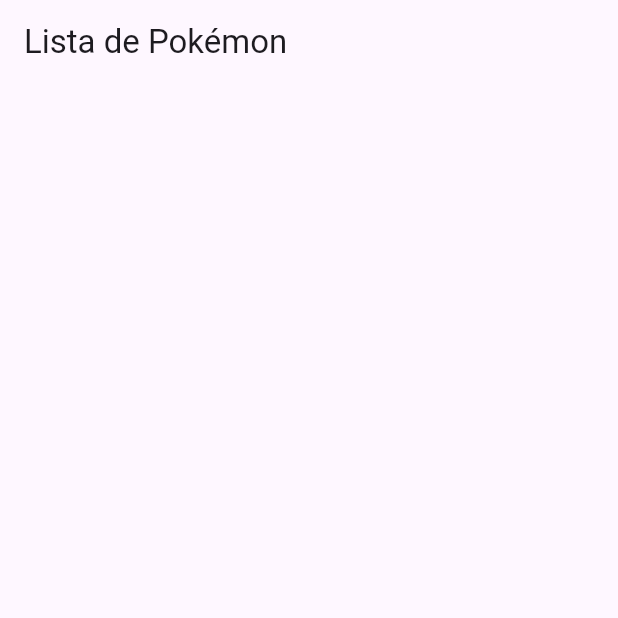
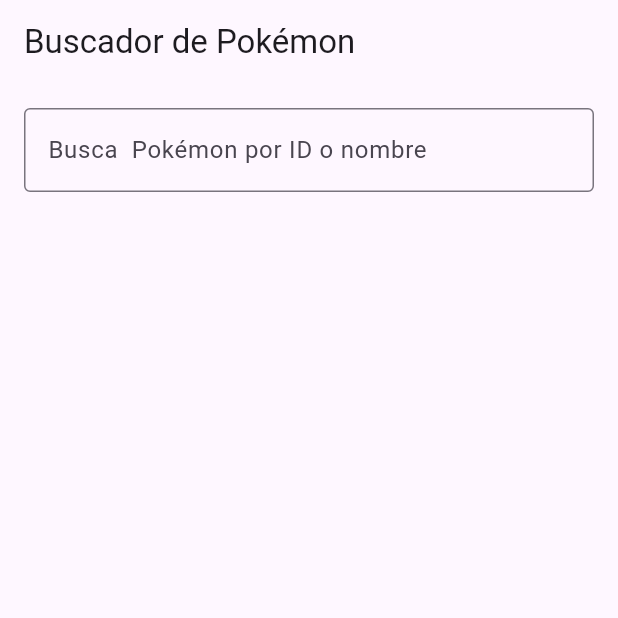
Before and after one commit to franciscocaero/API-Flutter-Taller, a Flutter app: the screen it shows after launch, on a phone screen of 412 x 824 dp, the top half of it. Run offline on Flutter 3.47's test engine with Material 3 defaults, Android fonts, the phone set to English and light mode, and no system bars.

Commit message:
Flutter APi Pokemon

```diff
--- a/lib/main.dart
+++ b/lib/main.dart
@@ -12,63 +12,73 @@
     return MaterialApp(
       title: 'Pokémon API',
       theme: ThemeData(primarySwatch: Colors.blue),
-      home: PokemonList(),
+      home: PokemonSearch(),
     );
   }
 }
 
-class PokemonList extends StatefulWidget {
+class PokemonSearch extends StatefulWidget {
   @override
-  _PokemonListState createState() => _PokemonListState();
+  _PokemonSearchState createState() => _PokemonSearchState();
 }
 
-class _PokemonListState extends State<PokemonList> {
-  List<Map<String, dynamic>> _pokemonList = [];
+class _PokemonSearchState extends State<PokemonSearch> {
+  TextEditingController _controller = TextEditingController();
+  Map<String, dynamic> _pokemonDetails = {};
   bool _isLoading = false;
+  String _errorMessage = '';
 
   @override
   void initState() {
     super.initState();
-    fetchPokemon();
   }
 
-  Future<void> fetchPokemon() async {
+  Future<void> fetchPokemon(String query) async {
     setState(() {
       _isLoading = true;
+      _errorMessage = '';
     });
 
-    final url = Uri.parse('https://pokeapi.co/api/v2/pokemon?limit=50');
+    final url = Uri.parse('https://pokeapi.co/api/v2/pokemon/$query');
     try {
       final response = await http.get(url);
+
       if (response.statusCode == 200) {
         final data = json.decode(response.body);
-        final List results = data['results'];
+        setState(() {
+          _pokemonDetails = {
+            'name': data['name'],
+            'image': data['sprites']['front_default'],
+            'types': data['types'].map((type) => type['type']['name']).toList(),
+            'height': data['height'],
+            'weight': data['weight'],
+            'abilities': data['abilities']
+                .map((ability) => ability['ability']['name'])
+                .toList(),
+            'stats': data['stats']
+                .map((stat) =>
+                    '${stat['stat']['name']}: ${stat['base_stat']}')
+                .toList(),
+            'moves': data['moves']
 
-        List<Map<String, dynamic>> pokemonWithImages = [];
-
-        for (var pokemon in results) {
-          final detailsResponse = await http.get(Uri.parse(pokemon['url']));
-          if (detailsResponse.statusCode == 200) {
-            final detailsData = json.decode(detailsResponse.body);
-            pokemonWithImages.add({
-              'name': pokemon['name'],
-              'image': detailsData['sprites']['front_default'],
-            });
-          }
-        }
-
-        setState(() {
-          _pokemonList = pokemonWithImages;
-          _isLoading = false;
+                .map((move) => move['move']['name'])
+                .toList(),
+          };
         });
       } else {
-        throw Exception('Error al cargar los Pokémon.');
+        setState(() {
+          _errorMessage = 'No se encontró el Pokémon ingresado.';
+        });
       }
     } catch (e) {
       setState(() {
+        _errorMessage = 'Error cargando la información del Pokémon.';
+      });
+      print('Error: $e');
+    } finally {
+      setState(() {
         _isLoading = false;
       });
-      print('Error: $e');
     }
   }
 
@@ -76,22 +86,91 @@
   Widget build(BuildContext context) {
     return Scaffold(
       appBar: AppBar(
-        title: Text('Lista de Pokémon'),
+        title: Text('Buscador de Pokémon'),
       ),
-      body: _isLoading
-          ? Center(child: CircularProgressIndicator())
-          : ListView.builder(
-              itemCount: _pokemonList.length,
-              itemBuilder: (context, index) {
-                final pokemon = _pokemonList[index];
-                return ListTile(
-                  leading: pokemon['image'] != null
-                      ? Image.network(pokemon['image'])
-                      : Icon(Icons.image_not_supported),
-                  title: Text(pokemon['name']),
-                );
+      body: Padding(
+        padding: const EdgeInsets.all(16.0),
+        child: Column(
+          children: [
+
+            TextField(
+              controller: _controller,
+              decoration: InputDecoration(
+                labelText: 'Busca  Pokémon por ID o nombre',
+                border: OutlineInputBorder(),
+              ),
+              onSubmitted: (value) {
+                fetchPokemon(value.toLowerCase());
               },
             ),
+            SizedBox(height: 20),
+
+
+            _isLoading
+                ? CircularProgressIndicator()
+                : _errorMessage.isNotEmpty
+                    ? Text(_errorMessage, style: TextStyle(color: Colors.red))
+                    : Expanded(
+                        child: SingleChildScrollView(
+                          child: Column(
+                            children: [
+
+                              _pokemonDetails.isNotEmpty
+                                  ? Image.network(_pokemonDetails['image'] ?? '')
+                                  : Container(),
+
+                              _pokemonDetails.isNotEmpty
+                                  ? Text(
+                                      _pokemonDetails['name'] ?? '',
+                                      style: TextStyle(fontSize: 48, fontWeight: FontWeight.bold),
+                                    )
+                                  : Container(),
+
+
+                              _pokemonDetails.isNotEmpty
+                                  ? Text('Types : ${_pokemonDetails['types'].join(', ')}')
+                                  : Container(),
+
+
+                              _pokemonDetails.isNotEmpty
+                                  ? Text('Height: ${_pokemonDetails['height']} ')
+                                  : Container(),
+                              _pokemonDetails.isNotEmpty
+                                  ? Text('Weight: ${_pokemonDetails['weight']} ')
+                                  : Container(),
+
+                              _pokemonDetails.isNotEmpty
+                                  ? Text('Abilities: ${_pokemonDetails['abilities'].join(', ')}')
+                                  : Container(),
+
+                              _pokemonDetails.isNotEmpty
+                                  ? Column(
+                                      crossAxisAlignment: CrossAxisAlignment.start,
+                                      children:
+                                      _pokemonDetails['stats']
+                                          .map<Widget>((stat) => Text(stat))
+                                          .toList(),
+                                    )
+                                  : Container(),
+
+                              _pokemonDetails.isNotEmpty
+                                  ? Column(
+                                      crossAxisAlignment: CrossAxisAlignment.start,
+                                      children: [
+                                        Text('Movementss:'),
+                                        ..._pokemonDetails['moves']
+                                            .map<Widget>((move) => Text(move))
+                                            .toList(),
+                                      ],
+                                    )
+                                  : Container(),
+                            ],
+                          ),
+                        ),
+                      ),
+          ],
+        ),
+      ),
     );
   }
 }
```
